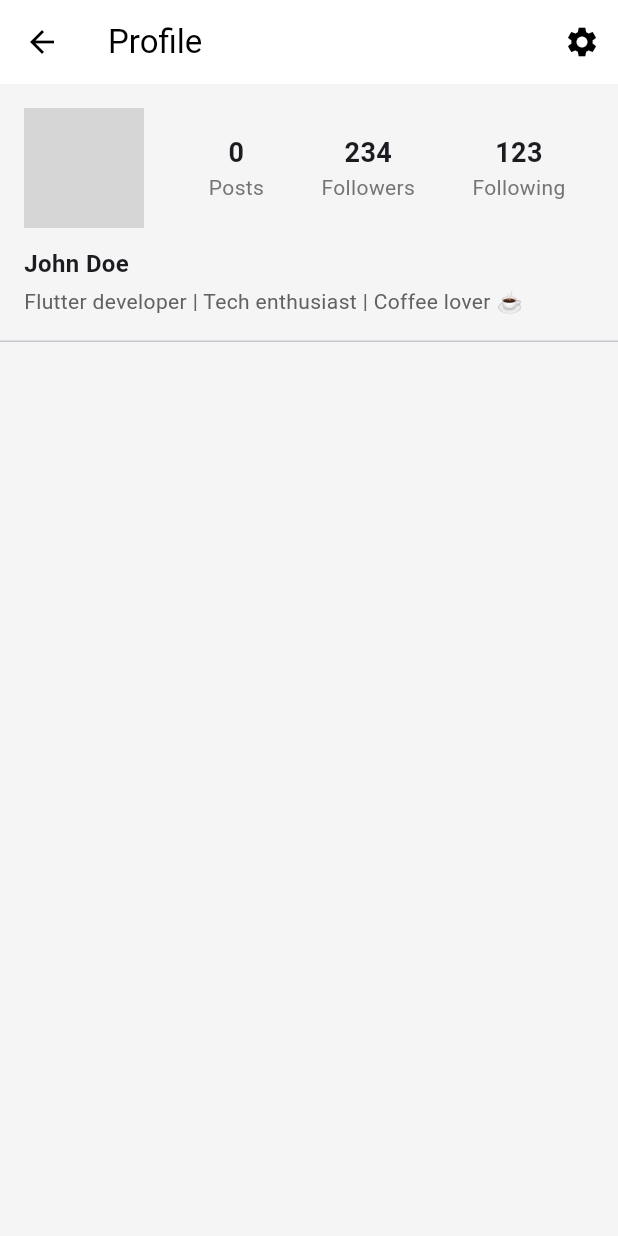
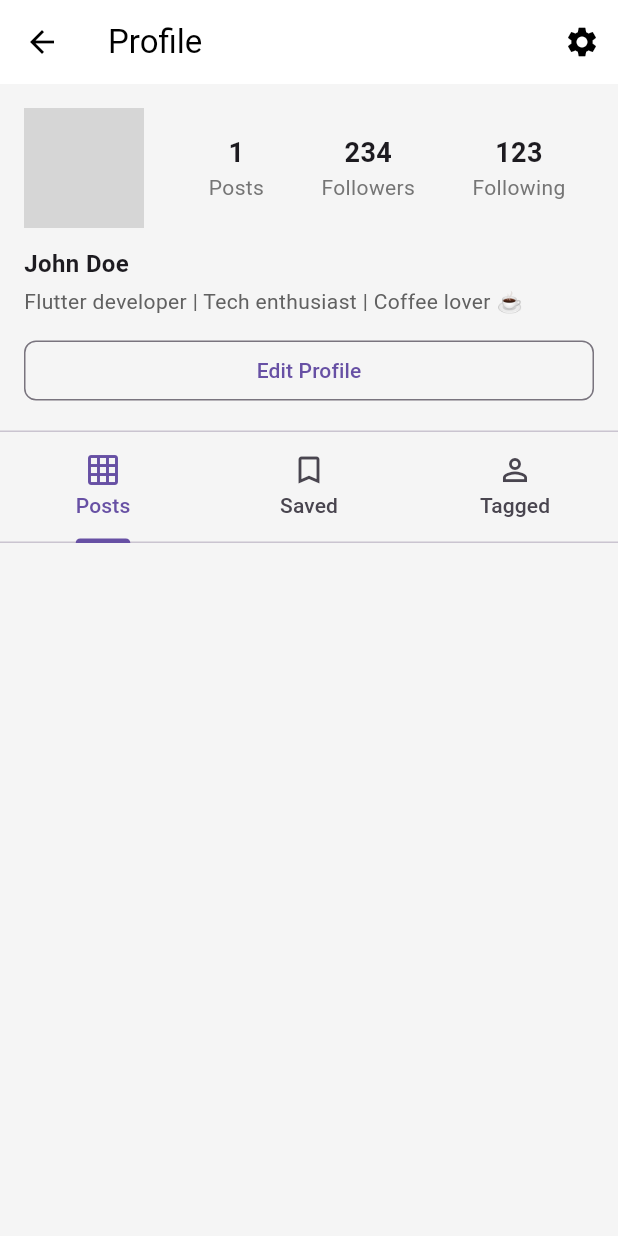
Before and after one commit to aduoke33/2025_LTTBDD_N05_Nhom_4, a Flutter app: the ProfileScreen screen opened directly, on a phone screen of 412 x 824 dp. Run offline on Flutter 3.47's test engine with Material 3 defaults, Android fonts, the phone set to English and light mode, and no system bars; network calls fail; grey boxes are pictures that could not be loaded.

Commit message:
integrate User model into Post and update UI

```diff
--- a/lib/models/post.dart
+++ b/lib/models/post.dart
@@ -1,5 +1,7 @@
+import 'package:english_forum_app/models/user.dart';
+
 class Post {
-  final String username;
+  final User author;
   final String timeAgo;
   final String title;
   final String content;
@@ -9,7 +11,7 @@ class Post {
   final int shares;
 
   Post({
-    required this.username,
+    required this.author,
     required this.timeAgo,
     this.title = '',
     required this.content,
@@ -19,3 +21,35 @@ class Post {
     this.shares = 0,
   });
 }
+
+List<Post> getExamplePosts() {
+  return [
+    Post(
+      author: exampleUser,
+      timeAgo: '5m',
+      title: 'Just discovered a new Flutter package!',
+      content:
+          'The "animations" package is amazing for creating complex animations with ease. Highly recommend checking it out. #flutter #development',
+      likes: 15,
+      comments: 4,
+      shares: 2,
+    ),
+    Post(
+      author: User(
+        id: '2',
+        name: 'Jane Smith',
+        email: 'jane.smith@example.com',
+        avatarUrl: 'https://i.pravatar.cc/150?img=5',
+      ),
+      timeAgo: '1h',
+      title: 'How to manage state in a large application?',
+      content:
+          "I'm looking for advice on the best state management solutions for a large-scale Flutter project. What are your experiences with BLoC, Provider, or Riverpod?",
+      imageUrl:
+          'https://images.unsplash.com/photo-1581291518857-4e27b48ff24e?ixlib=rb-4.0.3&ixid=MnwxMjA3fDB8MHxwaG90by1wYWdlfHx8fGVufDB8fHx8&auto=format&fit=crop&w=1170&q=80',
+      likes: 42,
+      comments: 18,
+      shares: 7,
+    ),
+  ];
+}
--- a/lib/models/user.dart
+++ b/lib/models/user.dart
@@ -17,3 +17,14 @@ class User {
     this.followingCount = 0,
   });
 }
+
+// Example User for mock data
+final exampleUser = User(
+  id: '1',
+  name: 'John Doe',
+  email: 'john.doe@example.com',
+  avatarUrl: 'https://i.pravatar.cc/150?img=12',
+  bio: 'Flutter developer | Tech enthusiast | Coffee lover ☕',
+  followersCount: 234,
+  followingCount: 123,
+);
--- a/lib/screens/profile_screen.dart
+++ b/lib/screens/profile_screen.dart
@@ -1,5 +1,7 @@
+import 'package:english_forum_app/models/post.dart';
 import 'package:flutter/material.dart';
 import '../models/user.dart';
+import 'settings_screen.dart';
 
 class ProfileScreen extends StatefulWidget {
   const ProfileScreen({super.key});
@@ -8,24 +10,41 @@ class ProfileScreen extends StatefulWidget {
   State<ProfileScreen> createState() => _ProfileScreenState();
 }
 
-class _ProfileScreenState extends State<ProfileScreen> {
-  final User currentUser = User(
-    id: '1',
-    name: 'John Doe',
-    email: 'john.doe@example.com',
-    avatarUrl: 'https://i.pravatar.cc/150?img=12',
-    bio: 'Flutter developer | Tech enthusiast | Coffee lover ☕',
-    followersCount: 234,
-    followingCount: 123,
-  );
+class _ProfileScreenState extends State<ProfileScreen>
+    with SingleTickerProviderStateMixin {
+  late TabController _tabController;
+  final User currentUser = exampleUser;
+
+  @override
+  void initState() {
+    super.initState();
+    _tabController = TabController(length: 3, vsync: this);
+  }
+
+  @override
+  void dispose() {
+    _tabController.dispose();
+    super.dispose();
+  }
 
   @override
   Widget build(BuildContext context) {
+    final userPosts = getExamplePosts()
+        .where((post) => post.author.id == currentUser.id)
+        .toList();
+
     return Scaffold(
       appBar: AppBar(
         title: const Text('Profile'),
         actions: [
-          IconButton(icon: const Icon(Icons.settings), onPressed: () {}),
+          IconButton(
+            icon: const Icon(Icons.settings),
+            onPressed: () {
+              Navigator.of(context).push(
+                MaterialPageRoute(builder: (context) => const SettingsScreen()),
+              );
+            },
+          ),
         ],
       ),
       body: Column(
@@ -49,7 +68,10 @@ class _ProfileScreenState extends State<ProfileScreen> {
                       child: Row(
                         mainAxisAlignment: MainAxisAlignment.spaceAround,
                         children: [
-                          _buildStatColumn('Posts', '0'),
+                          _buildStatColumn(
+                            'Posts',
+                            userPosts.length.toString(),
+                          ),
                           _buildStatColumn(
                             'Followers',
                             currentUser.followersCount.toString(),
@@ -90,10 +112,39 @@ class _ProfileScreenState extends State<ProfileScreen> {
                     ],
                   ),
                 ),
+                const SizedBox(height: 12),
+                // Edit Profile Button
+                SizedBox(
+                  width: double.infinity,
+                  child: OutlinedButton(
+                    onPressed: () {
+                      ScaffoldMessenger.of(context).showSnackBar(
+                        const SnackBar(
+                          content: Text('Edit profile coming soon'),
+                        ),
+                      );
+                    },
+                    style: OutlinedButton.styleFrom(
+                      shape: RoundedRectangleBorder(
+                        borderRadius: BorderRadius.circular(8),
+                      ),
+                    ),
+                    child: const Text('Edit Profile'),
+                  ),
+                ),
               ],
             ),
           ),
           const Divider(height: 1),
+          // Tabs
+          TabBar(
+            controller: _tabController,
+            tabs: const [
+              Tab(icon: Icon(Icons.grid_on), text: 'Posts'),
+              Tab(icon: Icon(Icons.bookmark_border), text: 'Saved'),
+              Tab(icon: Icon(Icons.person_outline), text: 'Tagged'),
+            ],
+          ),
         ],
       ),
     );
```
Also changed, not shown: lib/screens/home_screen.dart (+3 -23 lines), lib/widgets/post_card.dart (+3 -6 lines).
